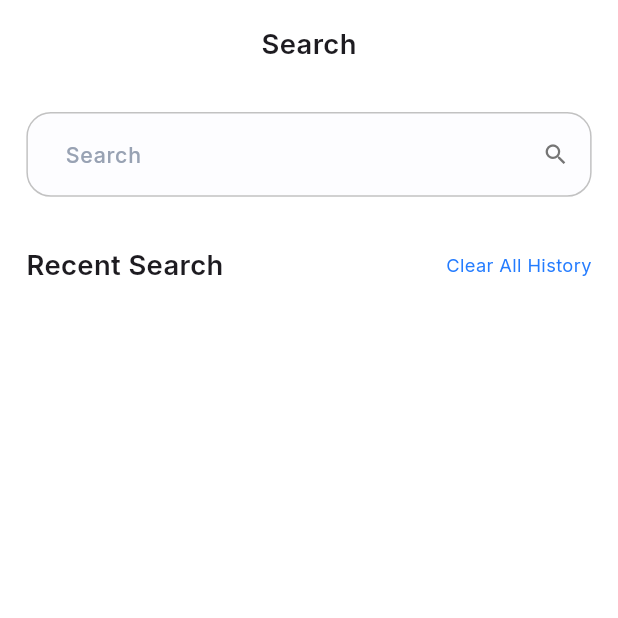
After one commit to Adham-Amin/DocDoc, a Flutter app: the SearchView screen opened by its route, on a phone screen of 412 x 824 dp, the top half of it. The commit adds this screen. Run offline on Flutter 3.47's test engine with Material 3 defaults, Android fonts, the phone set to English and light mode, and no system bars; our stand-ins replace dartz, date_picker_timeline, dio, flutter_bloc, flutter_rating, flutter_screenutil and 8 more; missing offline and left inert: animated_snack_bar; accounts and stored records are empty; network calls fail.

Commit message:
Done Search Featured

```diff
--- /dev/null
+++ b/lib/core/helper/search_history_helper.dart
@@ -0,0 +1,41 @@
+import 'package:hive_flutter/hive_flutter.dart';
+
+class SearchHistoryHelper {
+  static Future<void> addSearchHistory({required String query}) async {
+    var box = Hive.box<String>('searchHistory');
+
+    List<String> history = box.values.toList();
+
+    if (history.contains(query)) {
+      history.remove(query);
+    }
+    history.insert(0, query);
+
+    if (history.length > 10) {
+      history.removeLast();
+    }
+
+    await box.clear();
+    await box.addAll(history);
+  }
+
+  static List<String> getSearchHistory() {
+    var box = Hive.box<String>('searchHistory');
+    if (box.isEmpty) return [];
+    return box.values.toList();
+  }
+
+  static Future<void> clearSearchHistory() async {
+    var box = Hive.box<String>('searchHistory');
+    if (box.isEmpty) return;
+    await box.clear();
+  }
+
+  static Future<void> removeSearchHistory({required String query}) async {
+    var box = Hive.box<String>('searchHistory');
+    final index = box.values.toList().indexOf(query);
+    if (index != -1) {
+      await box.deleteAt(index);
+    }
+  }
+}
--- a/lib/core/routes/app_routes.dart
+++ b/lib/core/routes/app_routes.dart
@@ -10,4 +10,5 @@ abstract class AppRoutes {
   static const String doctorDetailsView = '/doctorDetailsView';
   static const String appointmentView = '/appointmentView';
   static const String appointmentDetailsView = '/appointmentDetailsView';
+  static const String searchView = '/searchView';
 }
--- a/lib/core/routes/on_generate_route.dart
+++ b/lib/core/routes/on_generate_route.dart
@@ -8,6 +8,7 @@ import 'package:docdoc/features/home/domain/entities/doctor_entity.dart';
 import 'package:docdoc/features/home/presentation/views/home_view.dart';
 import 'package:docdoc/features/home/presentation/views/recommended_doctors_view.dart';
 import 'package:docdoc/features/onbording/presentation/view/onbording_view.dart';
+import 'package:docdoc/features/search/presentation/views/search_view.dart';
 import 'package:docdoc/features/speciality/presentation/views/doctors_speciality_view.dart';
 import 'package:docdoc/features/speciality/presentation/views/speciality_view.dart';
 import 'package:docdoc/main_view.dart';
@@ -25,6 +26,8 @@ Route<dynamic> onGenerateRoute(RouteSettings settings) {
       return MaterialPageRoute(builder: (_) => MainView());
     case AppRoutes.homeView:
       return MaterialPageRoute(builder: (_) => HomeView());
+    case AppRoutes.searchView:
+      return MaterialPageRoute(builder: (_) => SearchView());
     case AppRoutes.doctorsSpecialityView:
       final arguments = settings.arguments as Map<String, dynamic>;
       return MaterialPageRoute(
--- a/lib/core/widgets/custom_text_form_field.dart
+++ b/lib/core/widgets/custom_text_form_field.dart
@@ -12,10 +12,14 @@ class CustomTextFormField extends StatelessWidget {
     this.validator,
     this.keyboardType,
     this.controller,
+    this.onFieldSubmitted,
+    this.onChanged,
   });
 
   final TextEditingController? controller;
   final String hintText;
+  final Function(String)? onFieldSubmitted;
+  final Function(String)? onChanged;
   final bool? obscureText;
   final Widget? suffixIcon;
   final String? Function(String?)? validator;
@@ -24,6 +28,8 @@ class CustomTextFormField extends StatelessWidget {
   @override
   Widget build(BuildContext context) {
     return TextFormField(
+      onChanged: onChanged,
+      onFieldSubmitted: onFieldSubmitted,
       controller: controller,
       validator: validator,
       keyboardType: keyboardType,
--- /dev/null
+++ b/lib/features/search/domain/repo/search_repo.dart
@@ -0,0 +1,7 @@
+import 'package:dartz/dartz.dart';
+import 'package:docdoc/core/errors/failure.dart';
+import 'package:docdoc/features/home/domain/entities/doctor_entity.dart';
+
+abstract class SearchRepo {
+  Future<Either<Failure, List<DoctorEntity>>> search({required String query});
+}
--- /dev/null
+++ b/lib/features/search/presentation/cubit/search_cubit.dart
@@ -0,0 +1,19 @@
+import 'package:docdoc/features/home/domain/entities/doctor_entity.dart';
+import 'package:docdoc/features/search/domain/repo/search_repo.dart';
+import 'package:flutter_bloc/flutter_bloc.dart';
+part 'search_state.dart';
+
+class SearchCubit extends Cubit<SearchState> {
+  SearchCubit({required this.searchRepo}) : super(SearchInitial());
+
+  final SearchRepo searchRepo;
+
+  Future<void> search({required String query}) async {
+    emit(SearchLoading());
+    final result = await searchRepo.search(query: query);
+    result.fold(
+      (l) => emit(SearchError(message: l.message)),
+      (r) => emit(SearchSuccess(doctors: r)),
+    );
+  }
+}
--- /dev/null
+++ b/lib/features/search/presentation/cubit/search_state.dart
@@ -0,0 +1,17 @@
+part of 'search_cubit.dart';
+
+sealed class SearchState {}
+
+final class SearchInitial extends SearchState {}
+
+final class SearchLoading extends SearchState {}
+
+final class SearchSuccess extends SearchState {
+  final List<DoctorEntity> doctors;
+  SearchSuccess({required this.doctors});
+}
+
+final class SearchError extends SearchState {
+  final String message;
+  SearchError({required this.message});
+}
--- /dev/null
+++ b/lib/features/search/presentation/views/search_view.dart
@@ -0,0 +1,18 @@
+import 'package:docdoc/core/di/service_locator.dart';
+import 'package:docdoc/features/search/domain/repo/search_repo.dart';
+import 'package:docdoc/features/search/presentation/cubit/search_cubit.dart';
+import 'package:docdoc/features/search/presentation/widgets/search_view_body.dart';
+import 'package:flutter/material.dart';
+import 'package:flutter_bloc/flutter_bloc.dart';
+
+class SearchView extends StatelessWidget {
+  const SearchView({super.key});
+
+  @override
+  Widget build(BuildContext context) {
+    return BlocProvider(
+      create: (context) => SearchCubit(searchRepo: getIt<SearchRepo>()),
+      child: Scaffold(body: SafeArea(child: const SearchViewBody())),
+    );
+  }
+}
--- /dev/null
+++ b/lib/features/search/presentation/widgets/recent_search_doctor.dart
@@ -0,0 +1,90 @@
+import 'package:docdoc/core/helper/search_history_helper.dart';
+import 'package:docdoc/core/utils/app_colors.dart';
+import 'package:docdoc/core/utils/app_styles.dart';
+import 'package:docdoc/core/widgets/height_and_width.dart';
+import 'package:flutter/material.dart';
+
+class RecentSearchSection extends StatefulWidget {
+  const RecentSearchSection({super.key, required this.onChanged});
+
+  final Function(String) onChanged;
+
+  @override
+  State<RecentSearchSection> createState() => _RecentSearchSectionState();
+}
+
+class _RecentSearchSectionState extends State<RecentSearchSection> {
+  @override
+  Widget build(BuildContext context) {
+    return Column(
+      children: [
+        Row(
+          children: [
+            Text('Recent Search', style: AppStyles.textSemiBold18),
+            Spacer(),
+            GestureDetector(
+              onTap: () {
+                SearchHistoryHelper.clearSearchHistory();
+                setState(() {});
+              },
+              child: Text(
+                'Clear All History',
+                style: AppStyles.textRegular12.copyWith(
+                  color: AppColors.primary,
+                ),
+              ),
+            ),
+          ],
+        ),
+        HeightBox(16),
+        ListView.builder(
+          shrinkWrap: true,
+          physics: NeverScrollableScrollPhysics(),
+          itemCount: SearchHistoryHelper.getSearchHistory().length,
+          itemBuilder: (context, index) => RecentSearchItem(
+            query: SearchHistoryHelper.getSearchHistory()[index],
+            onTap: widget.onChanged,
+          ),
+        ),
+      ],
+    );
+  }
+}
+
+class RecentSearchItem extends StatefulWidget {
+  const RecentSearchItem({super.key, required this.query, required this.onTap});
+
+  final String query;
+  final Function(String) onTap;
+
+  @override
+  State<RecentSearchItem> createState() => _RecentSearchItemState();
+}
+
+class _RecentSearchItemState extends State<RecentSearchItem> {
+  @override
+  Widget build(BuildContext context) {
+    return ListTile(
+      contentPadding: EdgeInsets.zero,
+      leading: Icon(Icons.search, color: AppColors.grey),
+      title: GestureDetector(
+        onTap: () => widget.onTap(widget.query),
+        child: Text(
+          widget.query,
+          style: AppStyles.textRegular14.copyWith(color: AppColors.grey),
+        ),
+      ),
+      trailing: InkWell(
+        onTap: () async {
+          await SearchHistoryHelper.removeSearchHistory(query: widget.query);
+          if (mounted) {
+            context
+                .findAncestorStateOfType<_RecentSearchSectionState>()
+                ?.setState(() {});
+          }
+        },
+        child: Icon(Icons.close, color: AppColors.grey),
+      ),
+    );
+  }
+}
--- /dev/null
+++ b/lib/features/search/presentation/widgets/search_view_body.dart
@@ -0,0 +1,103 @@
+import 'package:docdoc/core/helper/search_history_helper.dart';
+import 'package:docdoc/core/utils/app_colors.dart';
+import 'package:docdoc/core/utils/app_styles.dart';
+import 'package:docdoc/core/widgets/custom_app_bar.dart';
+import 'package:docdoc/core/widgets/custom_text_form_field.dart';
+import 'package:docdoc/core/widgets/height_and_width.dart';
+import 'package:docdoc/core/widgets/loading_doctor_list.dart';
+import 'package:docdoc/features/search/presentation/cubit/search_cubit.dart';
+import 'package:docdoc/features/search/presentation/widgets/doctor_search_list.dart';
+import 'package:docdoc/features/search/presentation/widgets/recent_search_doctor.dart';
+import 'package:flutter/material.dart';
+import 'package:flutter_bloc/flutter_bloc.dart';
+import 'package:flutter_screenutil/flutter_screenutil.dart';
+
+class SearchViewBody extends StatefulWidget {
+  const SearchViewBody({super.key});
+
+  @override
+  State<SearchViewBody> createState() => _SearchViewBodyState();
+}
+
+class _SearchViewBodyState extends State<SearchViewBody> {
+  late TextEditingController controller;
+
+  @override
+  void initState() {
+    controller = TextEditingController();
+    super.initState();
+  }
+
+  @override
+  void dispose() {
+    controller.dispose();
+    super.dispose();
+  }
+
+  @override
+  Widget build(BuildContext context) {
+    return Padding(
+      padding: EdgeInsets.symmetric(horizontal: 16.w),
+      child: Column(
+        children: [
+          HeightBox(16),
+          CustomAppBar(title: 'Search', isNavigate: false),
+          HeightBox(32),
+          CustomTextFormField(
+            onChanged: (q) {
+              context.read<SearchCubit>().search(query: q);
+            },
+            onFieldSubmitted: (q) async {
+              if (q.isNotEmpty) {
+                await SearchHistoryHelper.addSearchHistory(query: q);
+                setState(() {});
+              }
+            },
+            controller: controller,
+            hintText: 'Search',
+            suffixIcon: Icon(Icons.search, color: AppColors.grey),
+          ),
+          HeightBox(32),
+          Expanded(
+            child: BlocBuilder<SearchCubit, SearchState>(
+              builder: (context, state) {
+                if (state is SearchSuccess) {
+                  if (controller.text.isEmpty) {
+                    return RecentSearchSection(
+                      onChanged: (query) {
+                        controller.text = query;
+                      },
+                    );
+                  }
+                  if (state.doctors.isEmpty || state.doctors == []) {
+                    return Center(
+                      child: Text(
+                        'No Doctors Found',
+                        style: AppStyles.textBold16.copyWith(
+                          color: AppColors.grey,
+                        ),
+                      ),
+                    );
+                  }
+                  return DoctorSearchList(doctors: state.doctors);
+                } else if (state is SearchError) {
+                  return Center(child: Text(state.message));
+                } else if (state is SearchLoading) {
+                  return Expanded(child: LoadingDoctorList());
+                } else {
+                  return RecentSearchSection(
+                    onChanged: (query) {
+                      context.read<SearchCubit>().search(query: query);
+                      controller.text = query;
+                      setState(() {});
+                    },
+                  );
+                }
+              },
+            ),
+          ),
+        ],
+      ),
+    );
+  }
+}
--- a/lib/main.dart
+++ b/lib/main.dart
@@ -8,6 +8,7 @@ import 'package:flutter/material.dart';
 import 'package:flutter_bloc/flutter_bloc.dart';
 import 'package:flutter_screenutil/flutter_screenutil.dart';
 import 'package:google_fonts/google_fonts.dart';
+import 'package:hive_flutter/adapters.dart';
 
 void main() async {
   WidgetsFlutterBinding.ensureInitialized();
@@ -15,6 +16,8 @@ void main() async {
   await serverLocator();
   Bloc.observer = CustomObserverBloc();
   await ScreenUtil.ensureScreenSize();
+  await Hive.initFlutter();
+  await Hive.openBox<String>('searchHistory');
   runApp(const DocDoc());
 }
 
--- a/lib/main_view.dart
+++ b/lib/main_view.dart
@@ -1,5 +1,6 @@
 import 'package:docdoc/core/utils/app_colors.dart';
 import 'package:docdoc/features/home/presentation/views/home_view.dart';
+import 'package:docdoc/features/search/presentation/views/search_view.dart';
 import 'package:docdoc/features/speciality/presentation/views/speciality_view.dart';
 import 'package:flutter/material.dart';
 
@@ -15,7 +16,7 @@ class MainViewState extends State<MainView> {
 
   final List<Widget> _pages = const [
     HomeView(),
-    Center(child: Text('Search View')),
+    SearchView(),
     SpecialityView(isNavigate: false),
     Center(child: Text('Profile View')),
   ];
--- a/pubspec.yaml
+++ b/pubspec.yaml
@@ -43,6 +43,7 @@ dependencies:
   flutter_svg: ^2.2.1
   get_it: ^8.2.0
   google_fonts: ^6.3.1
+  hive_flutter: ^1.1.0
   intl: ^0.20.2
   pretty_dio_logger: ^1.4.0
   shared_preferences: ^2.5.3
```
Also changed, not shown: lib/core/di/service_locator.dart (+12 -0 lines), lib/core/widgets/loading_doctor_list.dart (added, +39 -0 lines), lib/features/home/presentation/widgets/recommend_doctors_section.dart (+2 -27 lines), lib/features/search/data/data_source/remote_search_data_source.dart (added, +25 -0 lines), lib/features/search/data/repo/search_repo_impl.dart (added, +27 -0 lines), lib/features/search/presentation/widgets/doctor_search_list.dart (added, +33 -0 lines), pubspec.lock.
